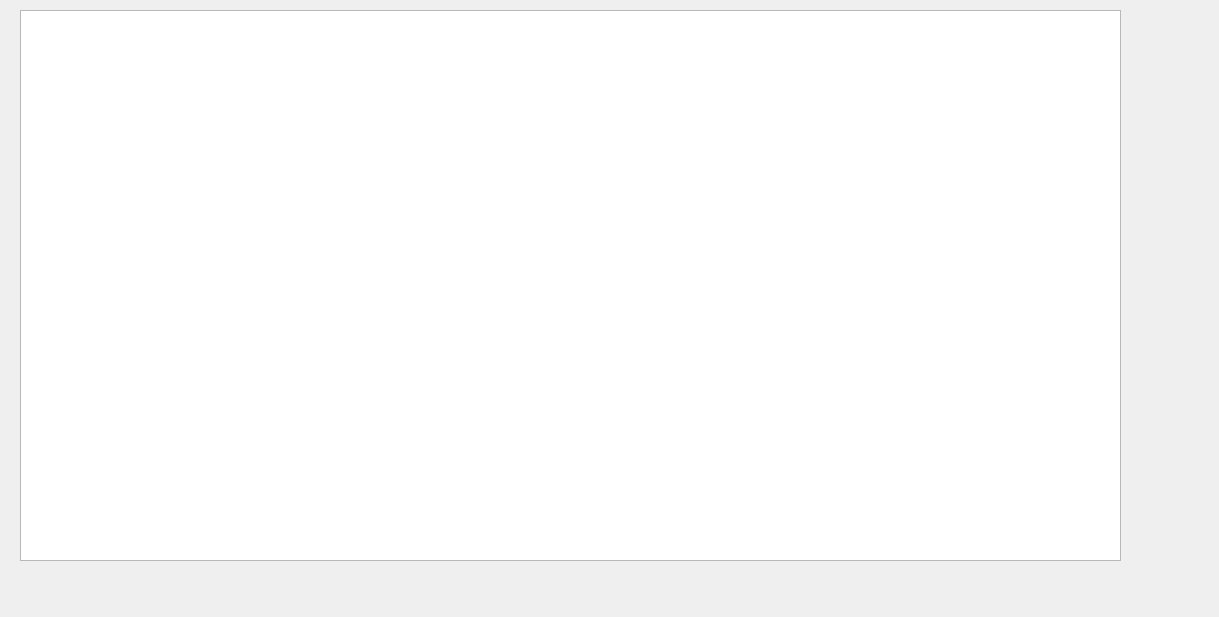
Old version of the form artifacts/bordoreau.ui in the repository KarimMAJDOUB/GCInO-EM.
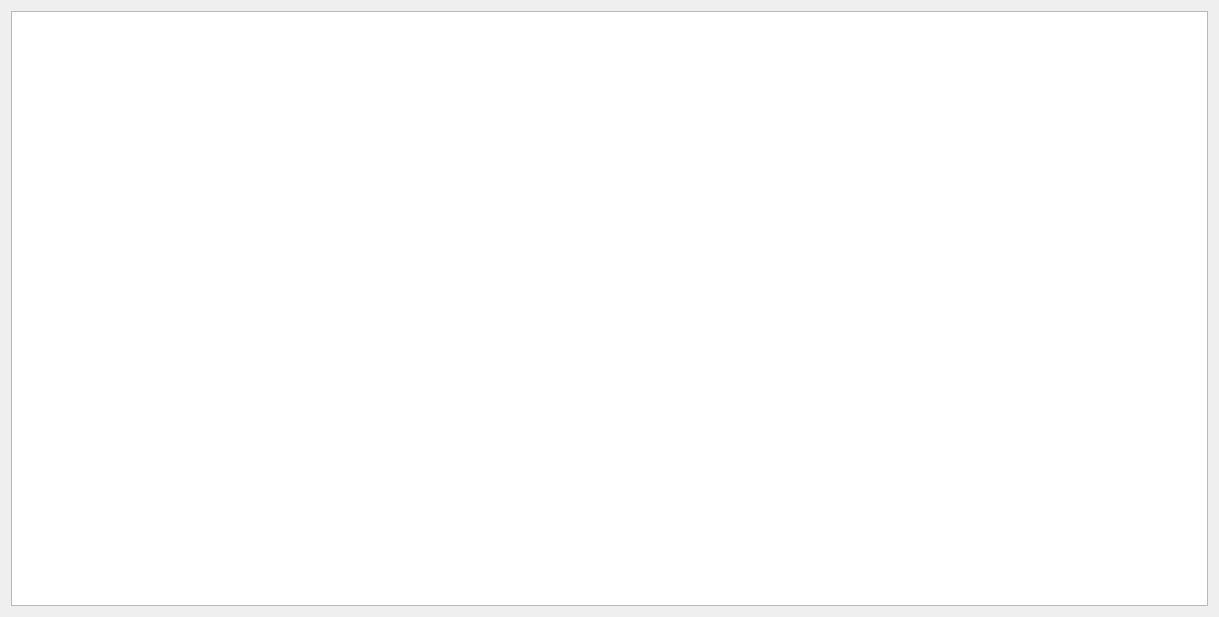
New version of the form.

Commit message:
Layout auto
layout auto in qt designer

Diff of the .ui file:
```diff
--- a/artifacts/bordoreau.ui
+++ b/artifacts/bordoreau.ui
@@ -13,19 +13,15 @@
   <property name="windowTitle">
    <string>Form</string>
   </property>
+  <layout class="QGridLayout" name="gridLayout">
+   <item row="0" column="0">
   <widget class="QTableWidget" name="tableWidget">
-   <property name="geometry">
-    <rect>
-     <x>20</x>
-     <y>10</y>
-     <width>1101</width>
-     <height>551</height>
-    </rect>
-   </property>
    <property name="cursor" stdset="0">
     <cursorShape>PointingHandCursor</cursorShape>
    </property>
   </widget>
+   </item>
+  </layout>
  </widget>
  <resources/>
  <connections/>
```
Lines whose indentation alone changed are shown as unchanged. The commit also changes 38 other files.
